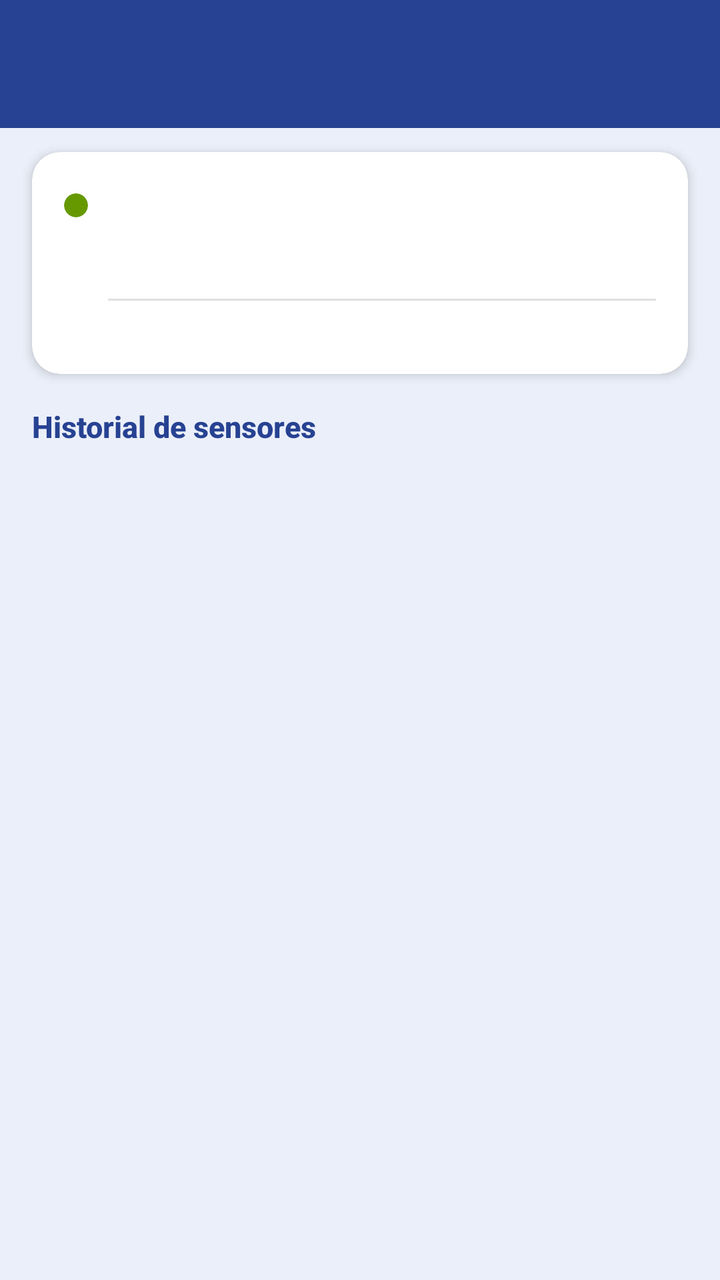
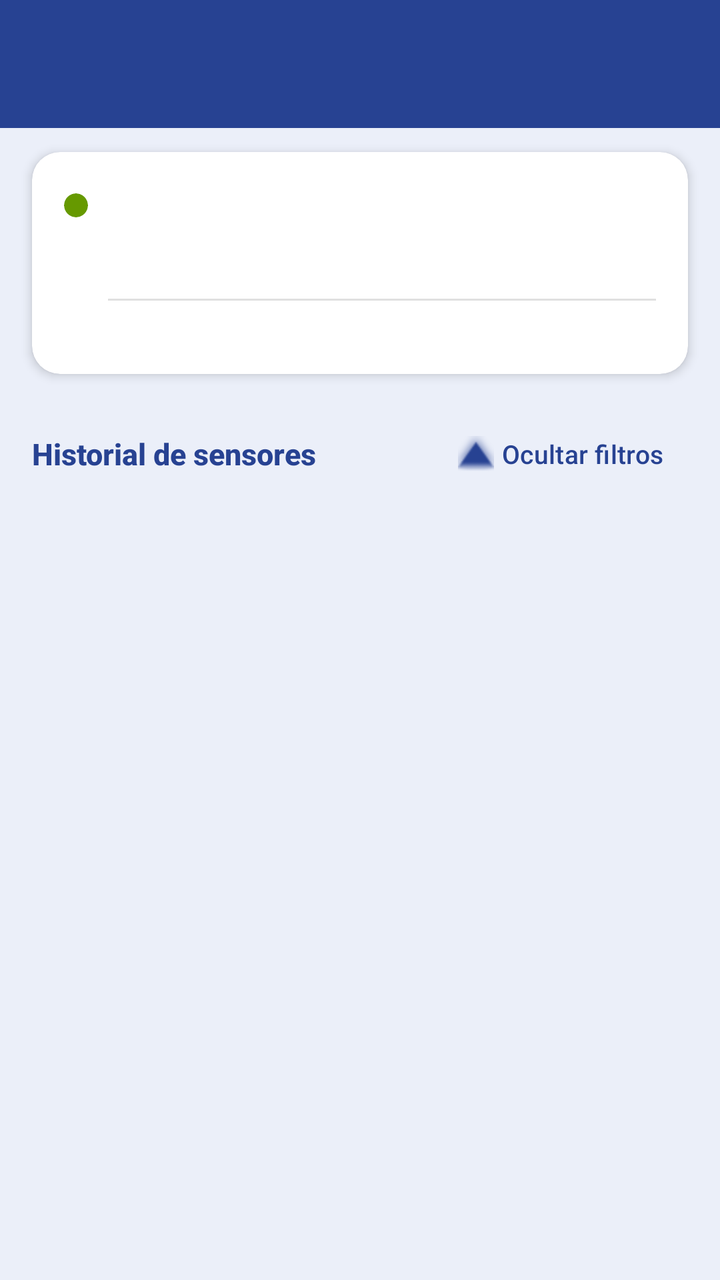

Before-and-after screenshots of an Android layout around one commit, followed by the original layout XML and the change that was made.
<!-- AndroidManifest.xml: application theme Theme.SMCAIOT -->
<!-- res/layout/activity_entity_detail.xml -->
<?xml version="1.0" encoding="utf-8"?>
<LinearLayout
    xmlns:android="http://schemas.android.com/apk/res/android"
    xmlns:app="http://schemas.android.com/apk/res-auto"
    android:layout_width="match_parent"
    android:layout_height="match_parent"
    android:orientation="vertical"
    android:fitsSystemWindows="true"
    android:background="@color/blanco_azulado">

    <androidx.appcompat.widget.Toolbar
        android:id="@+id/toolbar"
        android:layout_width="match_parent"
        android:layout_height="?attr/actionBarSize"
        android:background="@color/principal"
        app:titleTextColor="@color/white"
        app:navigationIconTint="@android:color/white"
        android:theme="@style/ThemeOverlay.MaterialComponents.Dark.ActionBar"
        style="@style/Widget.Material3.Toolbar" />

    <com.google.android.material.card.MaterialCardView
        android:layout_width="match_parent"
        android:layout_height="wrap_content"
        android:layout_marginHorizontal="16dp"
        android:layout_marginVertical="12dp"
        app:cardBackgroundColor="@color/white"
        app:cardCornerRadius="14dp"
        app:cardElevation="3dp"
        app:strokeWidth="0dp">

        <LinearLayout
            android:layout_width="match_parent"
            android:layout_height="wrap_content"
            android:orientation="vertical"
            android:padding="16dp">

            <LinearLayout
                android:layout_width="match_parent"
                android:layout_height="wrap_content"
                android:orientation="horizontal"
                android:gravity="center_vertical">

                <com.google.android.material.card.MaterialCardView
                    android:layout_width="12dp"
                    android:layout_height="12dp"
                    app:cardCornerRadius="6dp"
                    app:cardElevation="0dp"
                    app:strokeWidth="0dp"
                    app:cardBackgroundColor="@android:color/holo_green_dark">
                    <View
                        android:id="@+id/viewColorIndicator"
                        android:layout_width="match_parent"
                        android:layout_height="match_parent" />
                </com.google.android.material.card.MaterialCardView>

                <TextView
                    android:id="@+id/tvEntityId"
                    android:layout_width="0dp"
                    android:layout_height="wrap_content"
                    android:layout_weight="1"
                    android:layout_marginStart="10dp"
                    android:textSize="16sp"
                    android:textStyle="bold"
                    android:textColor="#274292"
                    android:fontFamily="sans-serif-medium"
                    android:ellipsize="end"
                    android:maxLines="1" />
            </LinearLayout>

            <TextView
                android:id="@+id/tvEntityType"
                android:layout_width="wrap_content"
                android:layout_height="wrap_content"
                android:layout_marginTop="6dp"
                android:layout_marginStart="22dp"
                android:textSize="13sp"
                android:textColor="#666666"
                android:fontFamily="sans-serif" />

            <TextView
                android:id="@+id/tvDeviceName"
                android:layout_width="wrap_content"
                android:layout_height="wrap_content"
                android:layout_marginTop="2dp"
                android:layout_marginStart="22dp"
                android:textSize="13sp"
                android:textColor="#666666"
                android:visibility="gone" />

            <View
                android:layout_width="match_parent"
                android:layout_height="1dp"
                android:background="#E0E0E0"
                android:layout_marginTop="12dp"
                android:layout_marginBottom="6dp"
                android:layout_marginStart="22dp" />

            <TextView
                android:id="@+id/tvLastTimestamp"
                android:layout_width="wrap_content"
                android:layout_height="wrap_content"
                android:layout_gravity="end"
                android:textSize="11sp"
                android:textColor="#AAAAAA"
                android:fontFamily="sans-serif" />
        </LinearLayout>
    </com.google.android.material.card.MaterialCardView>

    <TextView
        android:layout_width="wrap_content"
        android:layout_height="wrap_content"
        android:layout_marginStart="16dp"
        android:layout_marginTop="4dp"
        android:layout_marginBottom="8dp"
        android:text="Historial de sensores"
        android:textSize="15sp"
        android:textStyle="bold"
        android:textColor="#274292"
        android:fontFamily="sans-serif-medium" />

    <com.google.android.material.chip.ChipGroup
        android:id="@+id/chipGroupViewMode"
        android:layout_width="match_parent"
        android:layout_height="wrap_content"
        android:paddingStart="16dp"
        android:paddingEnd="16dp"
        android:layout_marginBottom="6dp"
        app:singleSelection="true"
        app:selectionRequired="true" />

    <com.google.android.material.chip.ChipGroup
        android:id="@+id/chipGroupPeriod"
        android:layout_width="match_parent"
        android:layout_height="wrap_content"
        android:paddingStart="16dp"
        android:paddingEnd="16dp"
        android:layout_marginBottom="8dp"
        app:singleSelection="true"
        app:selectionRequired="true" />

    <FrameLayout
        android:layout_width="match_parent"
        android:layout_height="0dp"
        android:layout_weight="1">

        <LinearLayout
            android:id="@+id/layoutContent"
            android:layout_width="match_parent"
            android:layout_height="match_parent"
            android:orientation="vertical">

            <ProgressBar
                android:id="@+id/progressBar"
                android:layout_width="wrap_content"
                android:layout_height="wrap_content"
                android:layout_gravity="center_horizontal"
                android:layout_marginTop="16dp"
                android:visibility="gone" />

            <androidx.recyclerview.widget.RecyclerView
                android:id="@+id/rvSensorReadings"
                android:layout_width="match_parent"
                android:layout_height="match_parent"
                android:paddingTop="4dp"
                android:paddingBottom="16dp"
                android:clipToPadding="false"
                app:layoutManager="androidx.recyclerview.widget.LinearLayoutManager" />
        </LinearLayout>

        <include layout="@layout/layout_error_state" />

    </FrameLayout>

</LinearLayout>
<!-- res/layout/layout_error_state.xml (included above) -->
<?xml version="1.0" encoding="utf-8"?>
<LinearLayout
    xmlns:android="http://schemas.android.com/apk/res/android"
    xmlns:app="http://schemas.android.com/apk/res-auto"
    android:id="@+id/layoutErrorState"
    android:layout_width="match_parent"
    android:layout_height="match_parent"
    android:orientation="vertical"
    android:gravity="center"
    android:padding="32dp"
    android:visibility="gone"
    android:background="@android:color/transparent">

    <FrameLayout
        android:layout_width="120dp"
        android:layout_height="120dp"
        android:layout_gravity="center"
        android:elevation="0dp">

        <View
            android:id="@+id/viewErrorCircle"
            android:layout_width="match_parent"
            android:layout_height="match_parent"
            android:background="@drawable/bg_circle_pink" />

        <ImageView
            android:id="@+id/ivErrorIcon"
            android:layout_width="56dp"
            android:layout_height="56dp"
            android:layout_gravity="center"
            android:src="@drawable/ic_no_wifi"
            android:importantForAccessibility="no" />
    </FrameLayout>

    <TextView
        android:id="@+id/tvErrorTitle"
        android:layout_width="wrap_content"
        android:layout_height="wrap_content"
        android:text="Sin conexión"
        android:textSize="20sp"
        android:textStyle="bold"
        android:textColor="@color/principal"
        android:fontFamily="sans-serif-medium"
        android:layout_marginTop="24dp"
        android:textAlignment="center" />

    <TextView
        android:id="@+id/tvErrorDescription"
        android:layout_width="wrap_content"
        android:layout_height="wrap_content"
        android:text="No fue posible conectar con el servidor.\nRevisa tu internet e inténtalo de nuevo."
        android:textSize="14sp"
        android:textColor="#666666"
        android:fontFamily="sans-serif"
        android:layout_marginTop="10dp"
        android:textAlignment="center"
        android:lineSpacingMultiplier="1.2" />

    <com.google.android.material.button.MaterialButton
        android:id="@+id/btnErrorAction"
        android:layout_width="200dp"
        android:layout_height="50dp"
        android:layout_marginTop="28dp"
        android:text="Reintentar"
        android:textColor="@color/white"
        android:textSize="15sp"
        android:textStyle="bold"
        android:textAllCaps="false"
        app:backgroundTint="@color/principal"
        app:strokeWidth="0dp"
        app:cornerRadius="14dp"
        android:elevation="2dp"
        style="@style/Widget.Material3.Button" />

    <com.google.android.material.button.MaterialButton
        android:id="@+id/tvErrorSecondaryAction"
        android:layout_width="wrap_content"
        android:layout_height="44dp"
        android:layout_marginTop="10dp"
        android:text="Ir al inicio"
        android:textSize="14sp"
        android:textColor="@color/principal"
        android:textAllCaps="false"
        app:backgroundTint="@android:color/transparent"
        app:strokeWidth="0dp"
        app:cornerRadius="10dp"
        android:visibility="gone"
        style="@style/Widget.Material3.Button.TextButton" />

</LinearLayout>
<!-- resources referenced by this layout -->
<resources>
  <color name="blanco_azulado">#EBEFF9</color>
  <color name="principal">#274292</color>
  <color name="white">#FFFFFFFF</color>
  <!-- drawable bg_circle_pink (drawable) -->
  <?xml version="1.0" encoding="utf-8"?>
  <shape xmlns:android="http://schemas.android.com/apk/res/android"
      android:shape="oval">
      <solid android:color="#FFEBEE" />
      <size
          android:width="120dp"
          android:height="120dp" />
  </shape>
  <!-- drawable ic_no_wifi (drawable) -->
  <?xml version="1.0" encoding="utf-8"?>
  <vector xmlns:android="http://schemas.android.com/apk/res/android"
      android:width="80dp"
      android:height="80dp"
      android:viewportWidth="24"
      android:viewportHeight="24">
      
      <path
          android:fillColor="#E57373"
          android:pathData="M22.99,9C19.15,5.16 13.8,3.76 8.84,4.78l2.52,2.52c3.47,-0.17 6.99,1.05 9.63,3.7l2,-2zM18.99,13c-1.29,-1.29 -2.84,-2.13 -4.49,-2.56l3.53,3.53 0.96,-0.97zM2,3.05L5.07,6.1C3.6,6.82 2.22,7.78 1,9l2,2c1.02,-1.02 2.17,-1.78 3.38,-2.31L9.8,12.11C8.57,12.49 7.42,13.15 6.44,14.08L8.44,16.08c1.18,-1.18 2.63,-1.82 4.12,-1.96l9.19,9.19 1.41,-1.41L3.41,1.64 2,3.05zM10,20.5c0,1.38 1.12,2.5 2.5,2.5s2.5,-1.12 2.5,-2.5c0,-1.38 -1.12,-2.5 -2.5,-2.5S10,19.12 10,20.5z" />
  </vector>
  <style name="Theme.SMCAIOT" parent="Base.Theme.SMCAIOT" />
  <style name="Base.Theme.SMCAIOT" parent="Theme.Material3.DayNight.NoActionBar">
          <item name="colorPrimary">@color/principal</item>
          <item name="colorOnPrimary">@color/white</item>
  
          <item name="chipStyle">@style/CustomChipStyle</item>
      </style>
  <style name="CustomChipStyle" parent="Widget.Material3.Chip.Filter">
          <item name="android:textColor">@color/chip_text_color_selector</item>
  
          <item name="chipBackgroundColor">@color/chip_background_color_selector</item>
  
          <item name="chipStrokeColor">@android:color/transparent</item>
          <item name="chipStrokeWidth">0dp</item>
  
          <item name="checkedIconVisible">false</item>
  
      </style>
</resources>

<!-- the commit's change to res/layout/activity_entity_detail.xml (unified diff, before → after) -->
@@ -106,37 +106,64 @@
         </LinearLayout>
     </com.google.android.material.card.MaterialCardView>
 
-    <TextView
-        android:layout_width="wrap_content"
-        android:layout_height="wrap_content"
-        android:layout_marginStart="16dp"
+    <LinearLayout
+        android:layout_width="match_parent"
+        android:layout_height="wrap_content"
+        android:orientation="horizontal"
+        android:gravity="center_vertical"
+        android:paddingHorizontal="16dp"
         android:layout_marginTop="4dp"
-        android:layout_marginBottom="8dp"
-        android:text="Historial de sensores"
-        android:textSize="15sp"
-        android:textStyle="bold"
-        android:textColor="#274292"
-        android:fontFamily="sans-serif-medium" />
-
-    <com.google.android.material.chip.ChipGroup
-        android:id="@+id/chipGroupViewMode"
-        android:layout_width="match_parent"
-        android:layout_height="wrap_content"
-        android:paddingStart="16dp"
-        android:paddingEnd="16dp"
-        android:layout_marginBottom="6dp"
-        app:singleSelection="true"
-        app:selectionRequired="true" />
-
-    <com.google.android.material.chip.ChipGroup
-        android:id="@+id/chipGroupPeriod"
-        android:layout_width="match_parent"
-        android:layout_height="wrap_content"
-        android:paddingStart="16dp"
-        android:paddingEnd="16dp"
-        android:layout_marginBottom="8dp"
-        app:singleSelection="true"
-        app:selectionRequired="true" />
+        android:layout_marginBottom="4dp">
+
+        <TextView
+            android:layout_width="0dp"
+            android:layout_height="wrap_content"
+            android:layout_weight="1"
+            android:text="Historial de sensores"
+            android:textSize="15sp"
+            android:textStyle="bold"
+            android:textColor="#274292"
+            android:fontFamily="sans-serif-medium" />
+
+        <com.google.android.material.button.MaterialButton
+            android:id="@+id/btnToggleFiltros"
+            style="@style/Widget.Material3.Button.TextButton"
+            android:layout_width="wrap_content"
+            android:layout_height="wrap_content"
+            android:text="Ocultar filtros"
+            android:textColor="#274292"
+            android:textSize="13sp"
+            app:icon="@android:drawable/arrow_up_float"
+            app:iconTint="#274292" />
+    </LinearLayout>
+
+    <LinearLayout
+        android:id="@+id/layoutFiltros"
+        android:layout_width="match_parent"
+        android:layout_height="wrap_content"
+        android:orientation="vertical"
+        android:visibility="visible">
+
+        <com.google.android.material.chip.ChipGroup
+            android:id="@+id/chipGroupViewMode"
+            android:layout_width="match_parent"
+            android:layout_height="wrap_content"
+            android:paddingStart="16dp"
+            android:paddingEnd="16dp"
+            android:layout_marginBottom="6dp"
+            app:singleSelection="true"
+            app:selectionRequired="true" />
+
+        <com.google.android.material.chip.ChipGroup
+            android:id="@+id/chipGroupPeriod"
+            android:layout_width="match_parent"
+            android:layout_height="wrap_content"
+            android:paddingStart="16dp"
+            android:paddingEnd="16dp"
+            android:layout_marginBottom="8dp"
+            app:singleSelection="true"
+            app:selectionRequired="true" />
+    </LinearLayout>
 
     <FrameLayout
         android:layout_width="match_parent"
